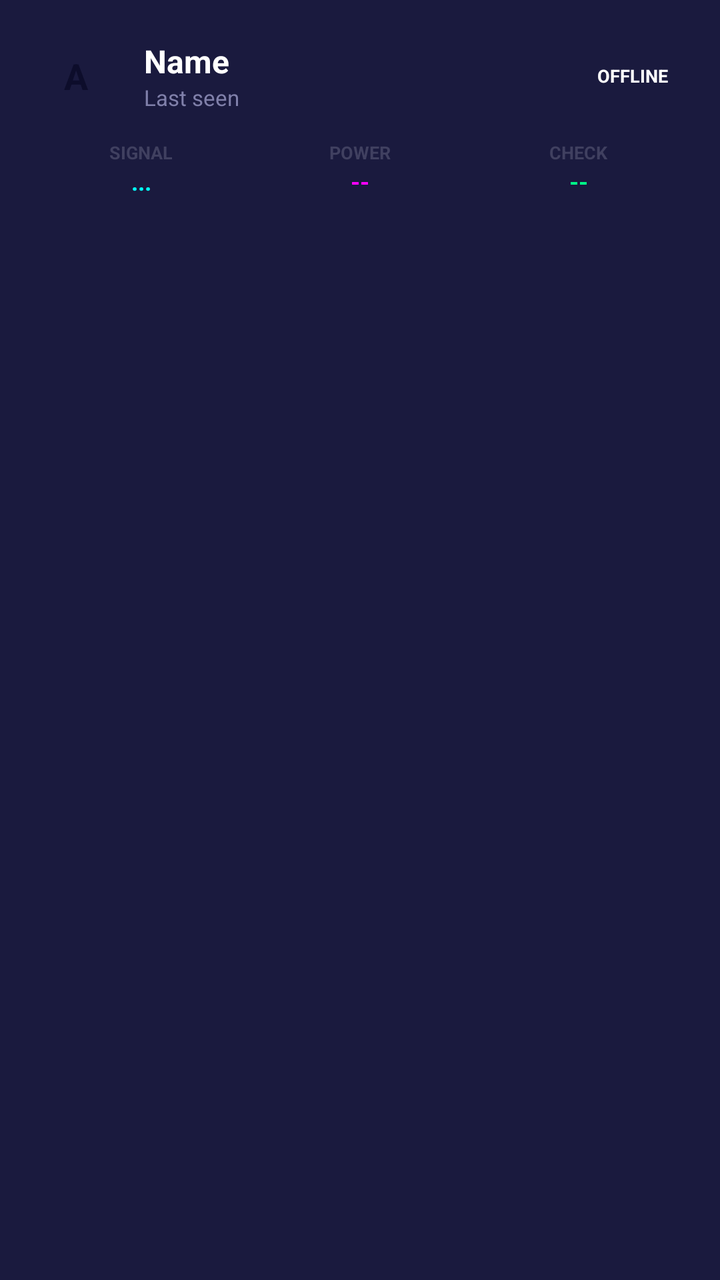
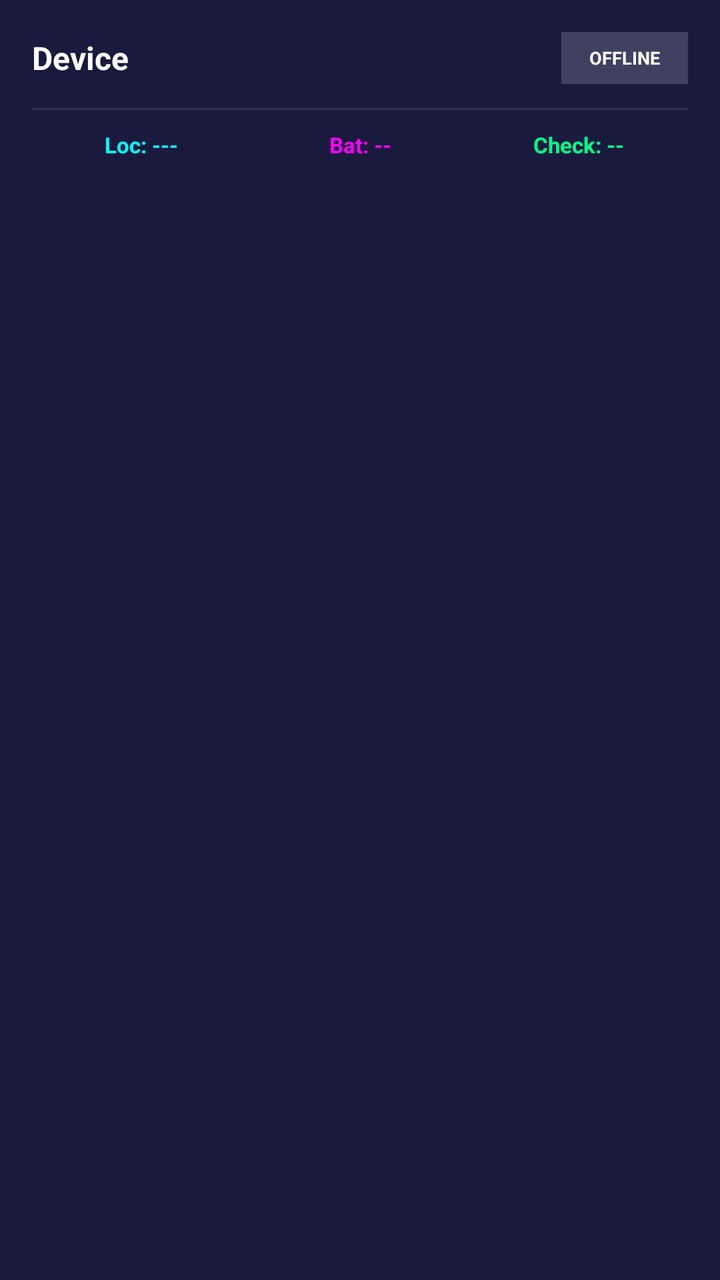

Screens rendered from an Android XML layout before and after an edit, with the pre-edit source and the edit as a unified diff.
<!-- AndroidManifest.xml: application theme Theme.XiXFamily -->
<!-- res/layout/item_multi_child_card.xml -->
<?xml version="1.0" encoding="utf-8"?>
<LinearLayout xmlns:android="http://schemas.android.com/apk/res/android"
    android:layout_width="match_parent"
    android:layout_height="wrap_content"
    android:orientation="vertical"
    android:padding="16dp"
    android:layout_marginBottom="10dp"
    android:background="#FF1A1A3E"
    android:clickable="true"
    android:focusable="true">

    <LinearLayout
        android:layout_width="match_parent"
        android:layout_height="wrap_content"
        android:orientation="horizontal"
        android:gravity="center_vertical">

        <TextView
            android:id="@+id/kidAvatar"
            android:layout_width="44dp"
            android:layout_height="44dp"
            android:gravity="center"
            android:text="A"
            android:textColor="#FF0D0D2B"
            android:textSize="18sp"
            android:textStyle="bold" />

        <LinearLayout
            android:layout_width="0dp"
            android:layout_height="wrap_content"
            android:layout_weight="1"
            android:layout_marginStart="12dp"
            android:orientation="vertical">

            <TextView
                android:id="@+id/kidName"
                android:layout_width="wrap_content"
                android:layout_height="wrap_content"
                android:text="Name"
                android:textColor="#FFFFFFFF"
                android:textSize="16sp"
                android:textStyle="bold" />

            <TextView
                android:id="@+id/kidLastSeen"
                android:layout_width="wrap_content"
                android:layout_height="wrap_content"
                android:text="Last seen"
                android:textColor="#FF8080AA"
                android:textSize="11sp" />
        </LinearLayout>

        <TextView
            android:id="@+id/kidStatus"
            android:layout_width="wrap_content"
            android:layout_height="24dp"
            android:gravity="center"
            android:paddingHorizontal="10dp"
            android:text="OFFLINE"
            android:textColor="#FFFFFFFF"
            android:textSize="9sp"
            android:textStyle="bold" />
    </LinearLayout>

    <LinearLayout
        android:layout_width="match_parent"
        android:layout_height="wrap_content"
        android:layout_marginTop="10dp"
        android:orientation="horizontal"
        android:gravity="center">

        <LinearLayout
            android:layout_width="0dp"
            android:layout_height="wrap_content"
            android:layout_weight="1"
            android:gravity="center"
            android:orientation="vertical">
            <TextView android:layout_width="wrap_content" android:layout_height="wrap_content" android:text="SIGNAL" android:textColor="#FF404060" android:textSize="9sp" android:textStyle="bold" />
            <TextView android:id="@+id/kidLocation" android:layout_width="wrap_content" android:layout_height="wrap_content" android:text="..." android:textColor="#FF00FFF5" android:textSize="12sp" android:textStyle="bold" />
        </LinearLayout>

        <LinearLayout
            android:layout_width="0dp"
            android:layout_height="wrap_content"
            android:layout_weight="1"
            android:gravity="center"
            android:orientation="vertical">
            <TextView android:layout_width="wrap_content" android:layout_height="wrap_content" android:text="POWER" android:textColor="#FF404060" android:textSize="9sp" android:textStyle="bold" />
            <TextView android:id="@+id/kidBattery" android:layout_width="wrap_content" android:layout_height="wrap_content" android:text="--" android:textColor="#FFFF00FF" android:textSize="12sp" android:textStyle="bold" />
        </LinearLayout>

        <LinearLayout
            android:layout_width="0dp"
            android:layout_height="wrap_content"
            android:layout_weight="1"
            android:gravity="center"
            android:orientation="vertical">
            <TextView android:layout_width="wrap_content" android:layout_height="wrap_content" android:text="CHECK" android:textColor="#FF404060" android:textSize="9sp" android:textStyle="bold" />
            <TextView android:id="@+id/kidCheckIn" android:layout_width="wrap_content" android:layout_height="wrap_content" android:text="--" android:textColor="#FF00FF88" android:textSize="12sp" android:textStyle="bold" />
        </LinearLayout>

    </LinearLayout>

</LinearLayout>
<!-- resources referenced by this layout -->
<resources>
  <style name="Theme.XiXFamily" parent="Theme.AppCompat.Light.NoActionBar">
          <item name="colorPrimary">@color/neon_magenta</item>
          <item name="colorPrimaryDark">@color/bg_dark</item>
          <item name="colorAccent">@color/neon_cyan</item>
          <item name="android:windowBackground">@color/bg_dark</item>
          <item name="android:statusBarColor">@color/bg_dark</item>
          <item name="android:navigationBarColor">@color/bg_dark</item>
          <item name="android:fontFamily">sans-serif</item>
      </style>
  <color name="neon_magenta">#FFFF00FF</color>
  <color name="bg_dark">#FF0D0D2B</color>
  <color name="neon_cyan">#FF00FFF5</color>
</resources>

<!-- the commit's change to res/layout/item_multi_child_card.xml (unified diff, before → after) -->
@@ -15,90 +15,82 @@
         android:orientation="horizontal"
         android:gravity="center_vertical">
 
-        <TextView
-            android:id="@+id/kidAvatar"
-            android:layout_width="44dp"
-            android:layout_height="44dp"
-            android:gravity="center"
-            android:text="A"
-            android:textColor="#FF0D0D2B"
-            android:textSize="18sp"
-            android:textStyle="bold" />
-
         <LinearLayout
             android:layout_width="0dp"
             android:layout_height="wrap_content"
             android:layout_weight="1"
-            android:layout_marginStart="12dp"
             android:orientation="vertical">
 
             <TextView
                 android:id="@+id/kidName"
                 android:layout_width="wrap_content"
                 android:layout_height="wrap_content"
-                android:text="Name"
+                android:text="Device"
                 android:textColor="#FFFFFFFF"
                 android:textSize="16sp"
                 android:textStyle="bold" />
-
-            <TextView
-                android:id="@+id/kidLastSeen"
-                android:layout_width="wrap_content"
-                android:layout_height="wrap_content"
-                android:text="Last seen"
-                android:textColor="#FF8080AA"
-                android:textSize="11sp" />
         </LinearLayout>
 
         <TextView
             android:id="@+id/kidStatus"
             android:layout_width="wrap_content"
-            android:layout_height="24dp"
+            android:layout_height="26dp"
             android:gravity="center"
-            android:paddingHorizontal="10dp"
+            android:paddingLeft="14dp"
+            android:paddingRight="14dp"
             android:text="OFFLINE"
             android:textColor="#FFFFFFFF"
             android:textSize="9sp"
-            android:textStyle="bold" />
+            android:textStyle="bold"
+            android:background="#FF404060" />
+
     </LinearLayout>
+
+    <View
+        android:layout_width="match_parent"
+        android:layout_height="1dp"
+        android:background="#1AFFFFFF"
+        android:layout_marginTop="12dp"
+        android:layout_marginBottom="10dp" />
 
     <LinearLayout
         android:layout_width="match_parent"
         android:layout_height="wrap_content"
-        android:layout_marginTop="10dp"
         android:orientation="horizontal"
         android:gravity="center">
 
-        <LinearLayout
+        <TextView
+            android:id="@+id/kidLocation"
             android:layout_width="0dp"
             android:layout_height="wrap_content"
             android:layout_weight="1"
             android:gravity="center"
-            android:orientation="vertical">
-            <TextView android:layout_width="wrap_content" android:layout_height="wrap_content" android:text="SIGNAL" android:textColor="#FF404060" android:textSize="9sp" android:textStyle="bold" />
-            <TextView android:id="@+id/kidLocation" android:layout_width="wrap_content" android:layout_height="wrap_content" android:text="..." android:textColor="#FF00FFF5" android:textSize="12sp" android:textStyle="bold" />
-        </LinearLayout>
+            android:text="Loc: ---"
+            android:textColor="#FF00FFF5"
+            android:textSize="11sp"
+            android:textStyle="bold" />
 
-        <LinearLayout
+        <TextView
+            android:id="@+id/kidBattery"
             android:layout_width="0dp"
             android:layout_height="wrap_content"
             android:layout_weight="1"
             android:gravity="center"
-            android:orientation="vertical">
-            <TextView android:layout_width="wrap_content" android:layout_height="wrap_content" android:text="POWER" android:textColor="#FF404060" android:textSize="9sp" android:textStyle="bold" />
-            <TextView android:id="@+id/kidBattery" android:layout_width="wrap_content" android:layout_height="wrap_content" android:text="--" android:textColor="#FFFF00FF" android:textSize="12sp" android:textStyle="bold" />
-        </LinearLayout>
+            android:text="Bat: --"
+            android:textColor="#FFFF00FF"
+            android:textSize="11sp"
+            android:textStyle="bold" />
 
-        <LinearLayout
+        <TextView
+            android:id="@+id/kidCheckIn"
             android:layout_width="0dp"
             android:layout_height="wrap_content"
             android:layout_weight="1"
             android:gravity="center"
-            android:orientation="vertical">
-            <TextView android:layout_width="wrap_content" android:layout_height="wrap_content" android:text="CHECK" android:textColor="#FF404060" android:textSize="9sp" android:textStyle="bold" />
-            <TextView android:id="@+id/kidCheckIn" android:layout_width="wrap_content" android:layout_height="wrap_content" android:text="--" android:textColor="#FF00FF88" android:textSize="12sp" android:textStyle="bold" />
-        </LinearLayout>
+            android:text="Check: --"
+            android:textColor="#FF00FF88"
+            android:textSize="11sp"
+            android:textStyle="bold" />
 
     </LinearLayout>
-
 </LinearLayout>
